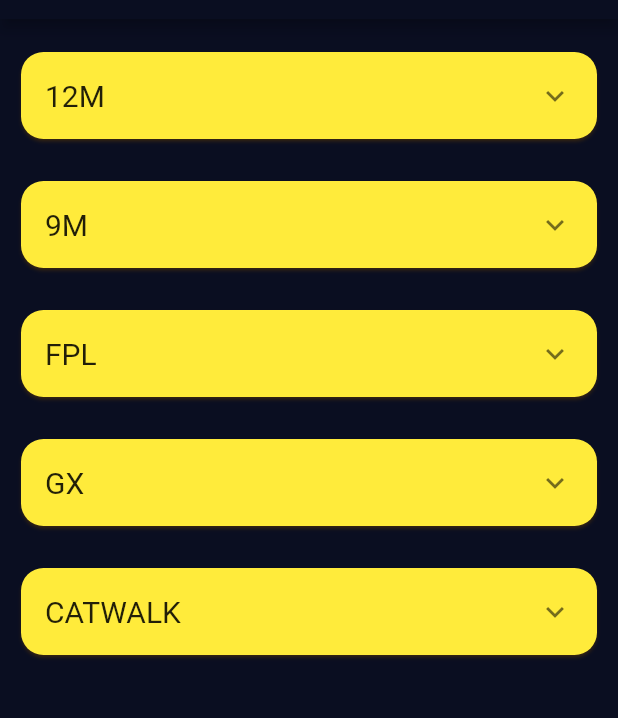
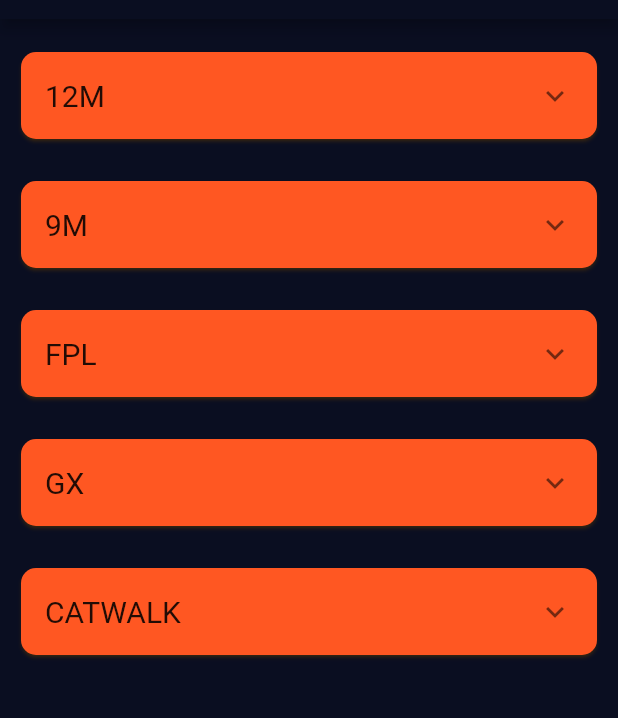
Before and after one commit to vjkxtz/Flutter_pdf, a Flutter app: the screen it shows after launch, on a phone screen of 412 x 824 dp, the part 65-783 px from its top. Run offline on Flutter 3.47's test engine with Material 2 defaults, Android fonts, the phone set to English and light mode, and no system bars; missing offline and left inert: flutter_pdfview.

Commit message:
ui update

```diff
--- a/lib/homepage.dart
+++ b/lib/homepage.dart
@@ -68,9 +68,8 @@ class _mainpageState extends State<mainpage> {
       minimum: EdgeInsets.all(10),
       key: Key(e.linename),
       child: Card(
-        shape: RoundedRectangleBorder(borderRadius: BorderRadius.all(Radius.circular(15))),
-        color: Colors.yellow,
-
+        shape: RoundedRectangleBorder(borderRadius: BorderRadius.all(Radius.circular(10))),
+        color: Colors.deepOrange,
         shadowColor: Color(0xFFB06A01),
         child: ExpansionTile(
           title: Text(
@@ -88,7 +87,7 @@ class _mainpageState extends State<mainpage> {
             ),
             DropdownButton(
               icon: Icon(Icons.arrow_downward),
-              dropdownColor: Colors.yellowAccent,
+              dropdownColor: Colors.white,
               elevation: 16,
               style: TextStyle(color: Colors.redAccent),
               items: <String> [ for(int i = 0; i < e.line.length; i++) ( e.line[i].toString() )].map<DropdownMenuItem<String>>((String value) {
```
